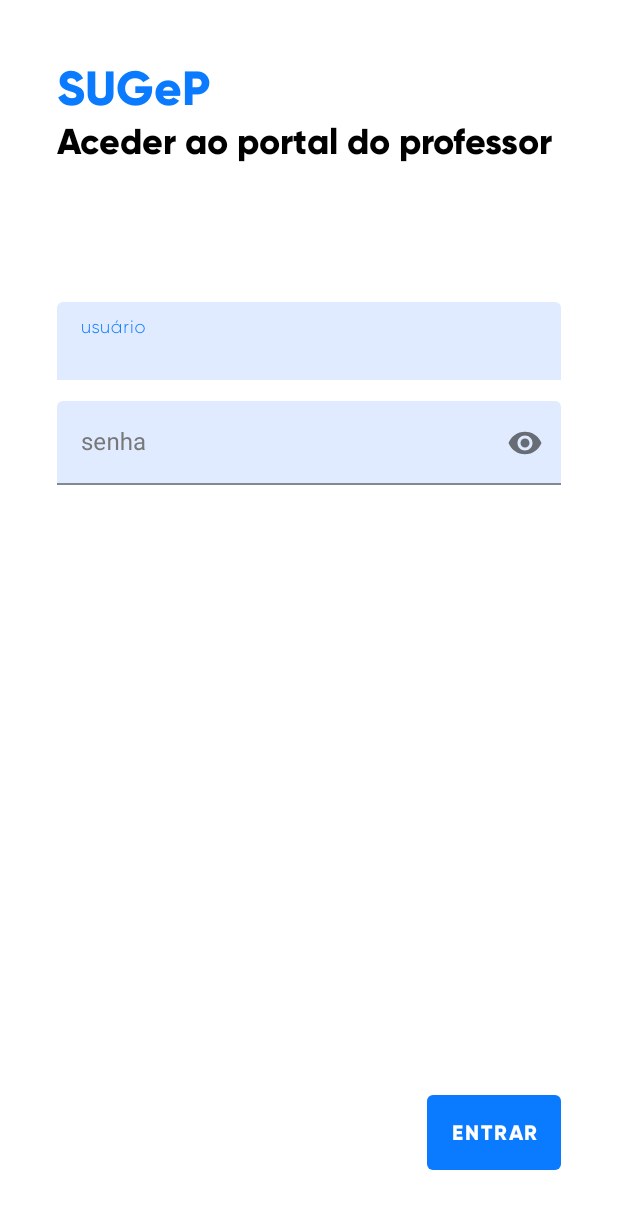
After one commit to kishannareshpal/SUGePProfessor, an Android app: the LoginActivity screen opened directly, with no data from a screen before it, on a phone screen of 412 x 824 dp. The commit adds this screen. Shown: the top 1209 px of the screen. Run offline under Robolectric (Android 15) with nearby library versions, the phone set to English and light mode, and no system bars.

Commit message:
added some views

```diff
--- /dev/null
+++ b/app/src/main/java/com/kishannareshpal/sugepprofessor/activities/LoginActivity.kt
@@ -0,0 +1,13 @@
+package com.kishannareshpal.sugepprofessor.activities
+
+import androidx.appcompat.app.AppCompatActivity
+import android.os.Bundle
+import com.kishannareshpal.sugepprofessor.R
+
+class LoginActivity : AppCompatActivity() {
+
+    override fun onCreate(savedInstanceState: Bundle?) {
+        super.onCreate(savedInstanceState)
+        setContentView(R.layout.activity_login)
+    }
+}
--- /dev/null
+++ b/app/src/main/java/com/kishannareshpal/sugepprofessor/utils/Helper.java
@@ -0,0 +1,4 @@
+package com.kishannareshpal.sugepprofessor.utils;
+
+public class Helper {
+}
--- /dev/null
+++ b/app/src/main/res/layout/activity_login.xml
@@ -0,0 +1,84 @@
+<?xml version="1.0" encoding="utf-8"?>
+<LinearLayout
+        xmlns:android="http://schemas.android.com/apk/res/android"
+        xmlns:tools="http://schemas.android.com/tools"
+        xmlns:app="http://schemas.android.com/apk/res-auto"
+        android:layout_width="match_parent"
+        android:layout_height="match_parent"
+        android:padding="38dp"
+        tools:context=".activities.LoginActivity" android:orientation="vertical">
+
+
+    <TextView
+            android:text="SUGeP"
+            android:layout_width="match_parent"
+            android:layout_height="wrap_content"
+            android:id="@+id/textView7"
+            android:textSize="32dp"
+            android:fontFamily="@font/gilroy_extrabold"
+            android:textColor="@color/colorPrimary"
+            />
+    <TextView
+            android:text="Aceder ao portal do professor"
+            android:layout_width="match_parent"
+            android:layout_height="wrap_content"
+            android:id="@+id/textView72"
+            android:textSize="24dp"
+            android:textColor="@color/black"
+            android:fontFamily="@font/gilroy_extrabold"
+    />
+
+    <com.google.android.material.textfield.TextInputLayout
+            style="@style/Widget.MaterialComponents.TextInputLayout.FilledBox"
+            android:layout_width="match_parent"
+            android:layout_height="wrap_content"
+            android:layout_marginTop="92dp"
+            android:hint="usuário" app:boxBackgroundColor="@color/blue_verylight"
+            android:textColorHint="@color/dark_grey"
+            app:boxStrokeColor="@color/white"
+    >
+
+        <com.google.android.material.textfield.TextInputEditText
+                android:layout_width="match_parent"
+                android:layout_height="wrap_content" android:singleLine="true" android:inputType="textEmailAddress"
+                android:fontFamily="@font/gilroy_light"/>
+
+    </com.google.android.material.textfield.TextInputLayout>
+
+    <com.google.android.material.textfield.TextInputLayout
+            style="@style/Widget.MaterialComponents.TextInputLayout.FilledBox"
+            android:layout_width="match_parent"
+            android:layout_height="wrap_content"
+            android:layout_marginTop="12dp"
+            android:hint="senha" android:textColorHint="@color/dark_grey"
+            app:boxBackgroundColor="@color/blue_verylight" app:passwordToggleEnabled="true"
+    >
+
+        <com.google.android.material.textfield.TextInputEditText
+                android:layout_width="match_parent"
+                android:layout_height="wrap_content"
+                android:inputType="textPassword"
+        />
+
+    </com.google.android.material.textfield.TextInputLayout>
+
+    <LinearLayout
+            android:gravity="bottom"
+            android:orientation="vertical"
+            android:layout_width="match_parent"
+            android:layout_height="match_parent">
+
+        <com.google.android.material.button.MaterialButton
+                style="@style/Widget.MaterialComponents.Button.UnelevatedButton"
+                android:text="Entrar"
+                android:layout_gravity="right"
+                android:layout_width="wrap_content"
+                app:backgroundTint="@color/colorPrimary"
+                android:textColor="@color/white"
+                android:layout_height="wrap_content" android:id="@+id/button3" android:padding="16dp"
+                android:fontFamily="@font/gilroy_extrabold"/>
+
+    </LinearLayout>
+
+
+</LinearLayout>
--- a/app/src/main/res/values/colors.xml
+++ b/app/src/main/res/values/colors.xml
@@ -6,5 +6,7 @@
 
     <color name="white">#ffffff</color> <!-- pure white -->
     <color name="black">#000000</color> <!-- pure black -->
+    <color name="dark_grey">#787878</color> <!-- pure black -->
+    <color name="blue_verylight">#E0EBFF</color>
     <color name="smooth_grey_verylight">#FBFBFB</color> <!-- very light grey, suitable for background -->
 </resources>
--- a/build.gradle
+++ b/build.gradle
@@ -7,7 +7,7 @@ buildscript {
         jcenter()
     }
     dependencies {
-        classpath 'com.android.tools.build:gradle:3.2.1'
+        classpath 'com.android.tools.build:gradle:3.3.2'
         classpath "org.jetbrains.kotlin:kotlin-gradle-plugin:$kotlin_version"
 
         // NOTE: Do not place your application dependencies here; they belong
```
Also changed, not shown: app/build.gradle (+5 -4 lines), app/src/main/AndroidManifest.xml (+6 -2 lines), app/src/main/java/com/kishannareshpal/sugepprofessor/activities/HomeActivity.kt (added, +13 -0 lines), app/src/main/java/com/kishannareshpal/sugepprofessor/activities/IntroActivity.kt (added, +13 -0 lines), app/src/main/java/kishannareshpal/com/sugepprofessor/MainActivity.kt (deleted, +0 -12 lines), app/src/main/res/layout/activity_home.xml (added, +32 -0 lines), app/src/main/res/layout/activity_main.xml (+1 -11 lines), gradle/wrapper/gradle-wrapper.properties, 4 other files.
